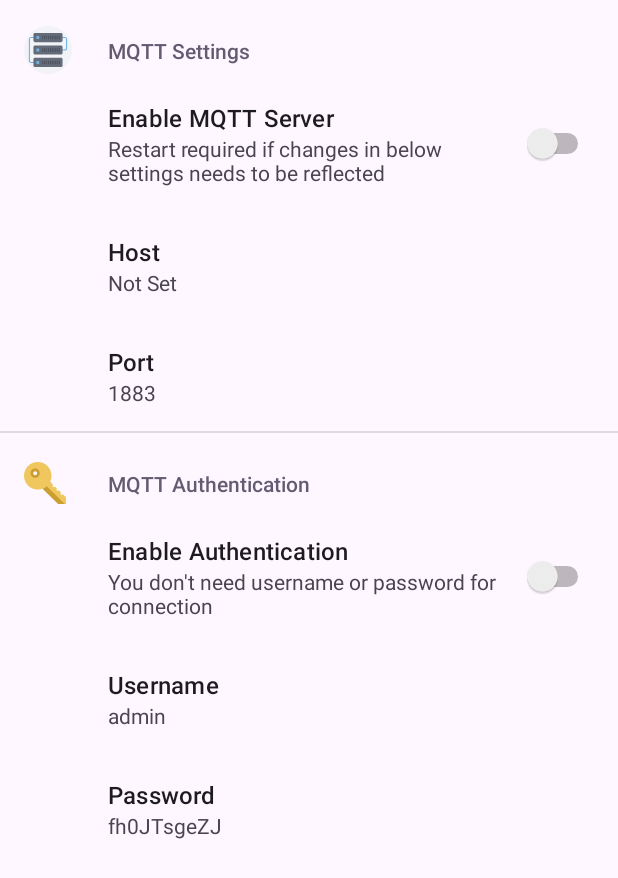
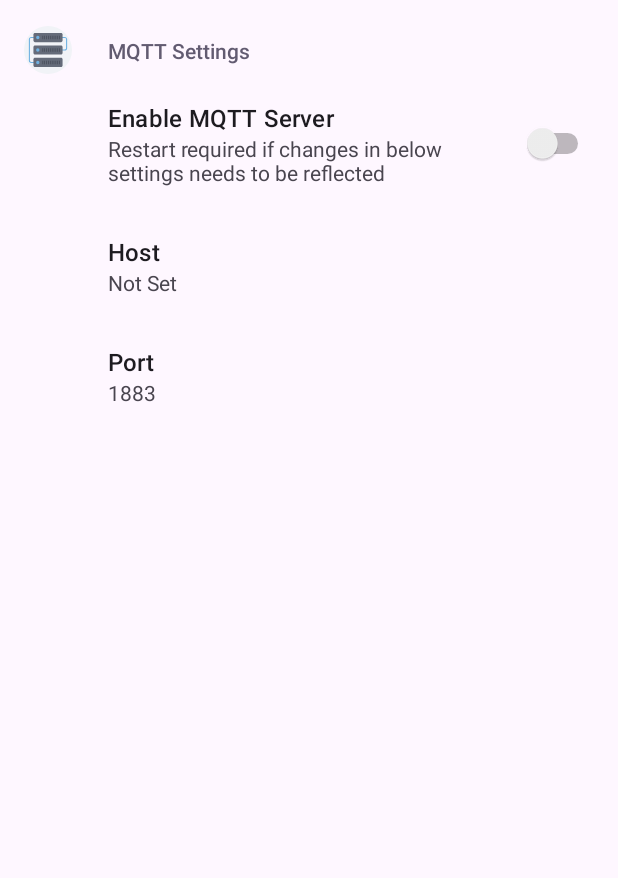
Before and after one commit to KETI-OSSA-project/Broker, an Android app: the screen it shows after launch (MainActivity), on a phone screen of 412 x 824 dp. Shown: the top 878 px of the screen. Run offline under Robolectric (Android 15) with nearby library versions, the phone set to English and light mode, and no system bars; our stand-ins replace androidx.preference, data binding; 3 statements that could not run were skipped.

Commit message:
Refactor: Delete the authentication utils from broker

```diff
--- a/app/src/main/java/com/example/broker/MainActivity.java
+++ b/app/src/main/java/com/example/broker/MainActivity.java
@@ -109,8 +109,8 @@ public class MainActivity extends AppCompatActivity implements SharedPreferences
         private SharedPreferences mPreferences;
         private EditTextPreference host;
         private EditTextPreference port;
-        private EditTextPreference username;
-        private EditTextPreference password;
+//        private EditTextPreference username;
+//        private EditTextPreference password;
         private SwitchPreference brokerTurnOrOff;
         private final String TAG = "SettingsFragment";
 
@@ -125,8 +125,8 @@ public class MainActivity extends AppCompatActivity implements SharedPreferences
             mPreferences = requireActivity().getSharedPreferences("MQTT Broker", MODE_PRIVATE);
             host = findPreference(getString(R.string.mqtt_host));
             port = findPreference(getString(R.string.mqtt_port));
-            username = findPreference(getString(R.string.mqtt_username));
-            password = findPreference(getString(R.string.mqtt_password));
+//            username = findPreference(getString(R.string.mqtt_username));
+//            password = findPreference(getString(R.string.mqtt_password));
             brokerTurnOrOff = findPreference(getString(R.string.mqtt_broker_status));
 
             ConnectivityManager connectivityManager =
@@ -188,8 +188,8 @@ public class MainActivity extends AppCompatActivity implements SharedPreferences
             if (host != null) {
                 host.setText(AppPreferences.getMqttHost());
                 port.setText(AppPreferences.getMqttPort());
-                password.setText(AppPreferences.getMqttPassword());
-                username.setText(AppPreferences.getMqttUserName());
+//                password.setText(AppPreferences.getMqttPassword());
+//                username.setText(AppPreferences.getMqttUserName());
                 brokerTurnOrOff.setChecked(AppPreferences.getMqttBrokerStatus());
 
                 if (AppPreferences.getMqttBrokerStatus() &&
@@ -240,21 +240,22 @@ public class MainActivity extends AppCompatActivity implements SharedPreferences
                         stopService();
                     }
                     sendBroadcast(broadcastIntent);
-                } else if (key.equals(getString(R.string.mqtt_password)) ||
-                          key.equals(getString(R.string.mqtt_username)) ||
-                          key.equals(getString(R.string.mqtt_port))) {
-
-                    if (key.equals(getString(R.string.mqtt_password))) {
-                        AppPreferences.setMqttPassword(sharedPreferences.getString(key, ""));
-                    }
-                    if (key.equals(getString(R.string.mqtt_username))) {
-                        AppPreferences.setMqttUserName(sharedPreferences.getString(key, ""));
-                    }
-                    if (key.equals(getString(R.string.mqtt_port))) {
-                        AppPreferences.setMqttPort(sharedPreferences.getString(key, ""));
-                    }
-                    showSnackBar("You need to restart the server for applying the config changes");
                 }
+//                else if (key.equals(getString(R.string.mqtt_password)) ||
+//                          key.equals(getString(R.string.mqtt_username)) ||
+//                          key.equals(getString(R.string.mqtt_port))) {
+//
+//                    if (key.equals(getString(R.string.mqtt_password))) {
+//                        AppPreferences.setMqttPassword(sharedPreferences.getString(key, ""));
+//                    }
+//                    if (key.equals(getString(R.string.mqtt_username))) {
+//                        AppPreferences.setMqttUserName(sharedPreferences.getString(key, ""));
+//                    }
+//                    if (key.equals(getString(R.string.mqtt_port))) {
+//                        AppPreferences.setMqttPort(sharedPreferences.getString(key, ""));
+//                    }
+//                    showSnackBar("You need to restart the server for applying the config changes");
+//                }
             }
         } catch (Exception e) {
             Log.e(TAG, "onSharedPreferenceChanged: ", e);
@@ -264,8 +265,8 @@ public class MainActivity extends AppCompatActivity implements SharedPreferences
     private void initSharedPrefs() {
         AppPreferences.setMqttHost(Utils.getIPAddress(true));
         AppPreferences.setMqttPort("1883");
-        AppPreferences.setMqttUserName("admin");
-        AppPreferences.setMqttPassword(Utils.generatePassword());
+//        AppPreferences.setMqttUserName("admin");
+//        AppPreferences.setMqttPassword(Utils.generatePassword());
         AppPreferences.setFirstRun(false);
     }
 
--- a/app/src/main/java/com/example/broker/service/MqttService.java
+++ b/app/src/main/java/com/example/broker/service/MqttService.java
@@ -49,7 +49,7 @@ public class MqttService extends Service {
     private Properties getConfig() {
         Properties props = new Properties();
         props.setProperty(BrokerConstants.PORT_PROPERTY_NAME, AppPreferences.mqttPort);
-        props.setProperty(BrokerConstants.NEED_CLIENT_AUTH, "false");
+        // props.setProperty(BrokerConstants.NEED_CLIENT_AUTH, "false");
 
         props.setProperty(
                 BrokerConstants.HOST_PROPERTY_NAME,
--- a/app/src/main/java/com/example/broker/utils/AppPreferences.java
+++ b/app/src/main/java/com/example/broker/utils/AppPreferences.java
@@ -20,7 +20,7 @@ public class AppPreferences {
     // Preference keys
     private static final String IS_FIRST_RUN_KEY = "is_first_time";
     private static final String MQTT_PORT_KEY = "mqtt_port1";
-    private static final String MQTT_AUTH_STATUS_KEY = "mqtt_auth_status";
+    // private static final String MQTT_AUTH_STATUS_KEY = "mqtt_auth_status";
     private static final String MQTT_BROKER_STATUS_KEY = "mqtt_broker_status";
     private static final String MQTT_USER_NAME_KEY = "mqtt_username";
     private static final String MQTT_PASSWORD_KEY = "mqtt_password";
@@ -30,7 +30,7 @@ public class AppPreferences {
     // Default values
     private static final boolean IS_FIRST_RUN_DEFAULT = true;
     private static final String MQTT_PORT_DEFAULT = "1883";
-    private static final boolean MQTT_AUTH_STATUS_DEFAULT = false;
+    // private static final boolean MQTT_AUTH_STATUS_DEFAULT = false;
     private static final boolean MQTT_BROKER_STATUS_DEFAULT = false;
     private static final String MQTT_USER_NAME_DEFAULT = "admin";
     private static final String MQTT_PASSWORD_DEFAULT = null;
@@ -93,15 +93,15 @@ public class AppPreferences {
     }
 
     // MQTT Auth Status
-    public static boolean getMqttAuthStatus() {
-        return requirePrefs().getBoolean(MQTT_AUTH_STATUS_KEY, MQTT_AUTH_STATUS_DEFAULT);
-    }
-
-    public static void setMqttAuthStatus(boolean value) {
-        SharedPreferences.Editor editor = requirePrefs().edit();
-        editor.putBoolean(MQTT_AUTH_STATUS_KEY, value);
-        editor.commit();
-    }
+//    public static boolean getMqttAuthStatus() {
+//        return requirePrefs().getBoolean(MQTT_AUTH_STATUS_KEY, MQTT_AUTH_STATUS_DEFAULT);
+//    }
+//
+//    public static void setMqttAuthStatus(boolean value) {
+//        SharedPreferences.Editor editor = requirePrefs().edit();
+//        editor.putBoolean(MQTT_AUTH_STATUS_KEY, value);
+//        editor.commit();
+//    }
 
     // MQTT Broker Status
     public static boolean getMqttBrokerStatus() {
--- a/app/src/main/res/values/strings.xml
+++ b/app/src/main/res/values/strings.xml
@@ -8,28 +8,28 @@
     <!--Settings Heading-->
     <string name="mqtt_settings_title">MQTT Broker</string>
     <string name="mqtt_header">MQTT Settings</string>
-    <string name="mqtt_auth_header">MQTT Authentication</string>
+<!--    <string name="mqtt_auth_header">MQTT Authentication</string>-->
 
     <!--Settings Title-->
     <string name="broker_status_title">Enable MQTT Server</string>
     <string name="host_title">Host</string>
     <string name="port_title">Port</string>
-    <string name="auth_status_title">Enable Authentication</string>
-    <string name="username_title">Username</string>
-    <string name="password_title">Password</string>
+<!--    <string name="auth_status_title">Enable Authentication</string>-->
+<!--    <string name="username_title">Username</string>-->
+<!--    <string name="password_title">Password</string>-->
 
     <!--Summary-->
     <string name="broker_status_summary">Restart required if changes in below settings needs to be reflected</string>
-    <string name="auth_enabled_summary">You need username and password to establish connection</string>
-    <string name="auth_disabled_summary">You don\'t need username or password for connection</string>
+<!--    <string name="auth_enabled_summary">You need username and password to establish connection</string>-->
+<!--    <string name="auth_disabled_summary">You don\'t need username or password for connection</string>-->
 
     <!--Prefs key-->
     <string name="mqtt_broker_status">mqtt_broker_status</string>
     <string name="mqtt_host">mqtt_host</string>
     <string name="mqtt_port">mqtt_port1</string>
     <!--    <string name="mqtt_auth_status">mqtt_auth_status</string>-->
-    <string name="mqtt_username">mqtt_username</string>
-    <string name="mqtt_password">mqtt_password</string>
+<!--    <string name="mqtt_username">mqtt_username</string>-->
+<!--    <string name="mqtt_password">mqtt_password</string>-->
 
     <!--Service Messages-->
     <string name="notification_title">MQTT Broker</string>
--- a/app/src/main/res/xml/root_preferences.xml
+++ b/app/src/main/res/xml/root_preferences.xml
@@ -25,28 +25,28 @@
             app:useSimpleSummaryProvider="true" />
     </PreferenceCategory>
 
-    <PreferenceCategory
-        app:icon="@drawable/ic_key"
-        app:title="@string/mqtt_auth_header">
+<!--    <PreferenceCategory-->
+<!--        app:icon="@drawable/ic_key"-->
+<!--        app:title="@string/mqtt_auth_header">-->
 
-        <SwitchPreference
-            app:iconSpaceReserved="true"
-            app:key="mqtt_auth_status"
-            app:summaryOff="@string/auth_disabled_summary"
-            app:summaryOn="@string/auth_enabled_summary"
-            app:title="@string/auth_status_title" />
+<!--        <SwitchPreference-->
+<!--            app:iconSpaceReserved="true"-->
+<!--            app:key="mqtt_auth_status"-->
+<!--            app:summaryOff="@string/auth_disabled_summary"-->
+<!--            app:summaryOn="@string/auth_enabled_summary"-->
+<!--            app:title="@string/auth_status_title" />-->
 
-        <EditTextPreference
-            app:dependency="mqtt_auth_status"
-            app:key="mqtt_username"
-            app:title="@string/username_title"
-            app:useSimpleSummaryProvider="true" />
+<!--        <EditTextPreference-->
+<!--            app:dependency="mqtt_auth_status"-->
+<!--            app:key="mqtt_username"-->
+<!--            app:title="@string/username_title"-->
+<!--            app:useSimpleSummaryProvider="true" />-->
 
-        <EditTextPreference
-            app:dependency="mqtt_auth_status"
-            app:key="mqtt_password"
-            app:title="@string/password_title"
-            app:useSimpleSummaryProvider="true" />
-    </PreferenceCategory>
+<!--        <EditTextPreference-->
+<!--            app:dependency="mqtt_auth_status"-->
+<!--            app:key="mqtt_password"-->
+<!--            app:title="@string/password_title"-->
+<!--            app:useSimpleSummaryProvider="true" />-->
+<!--    </PreferenceCategory>-->
 
 </PreferenceScreen>
```
